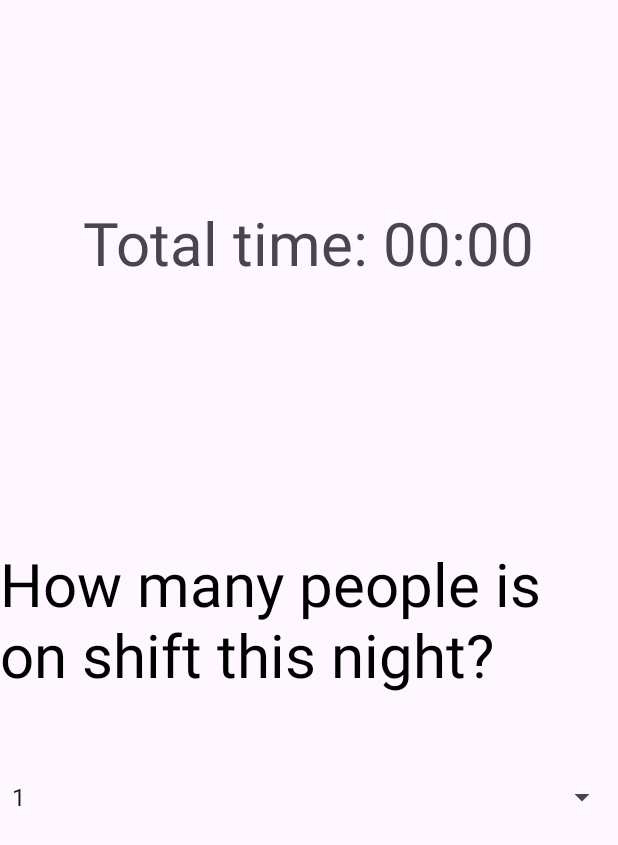
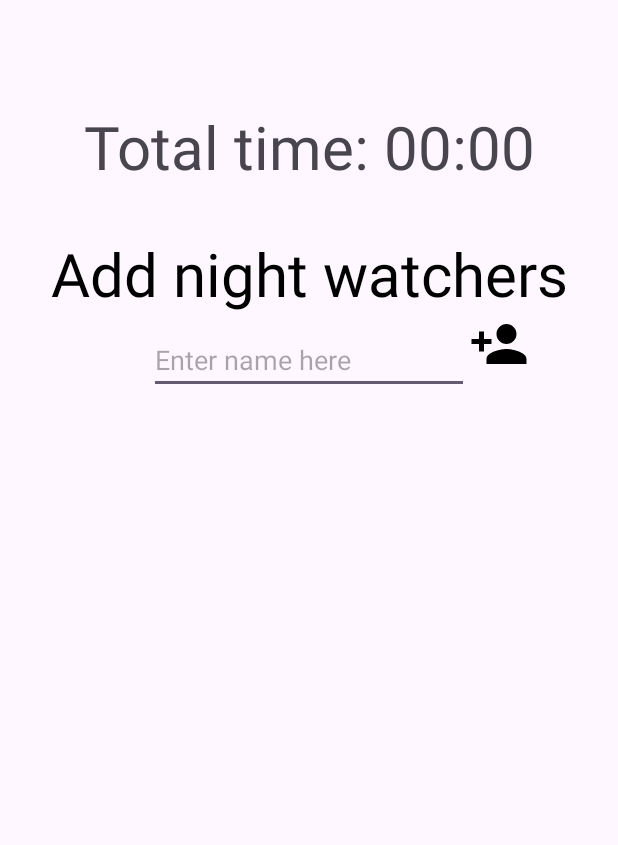
Before and after one commit to W3r7y/Night_Watch, an Android app: the screen it shows after launch (ChoosePeopleActivity), after a tap on an icon or button, on a phone screen of 412 x 824 dp. Shown: the top 845 px of the screen. Run offline under Robolectric (Android 15) with nearby library versions, the phone set to English and light mode, and no system bars.

Commit message:
Adding names to ListView feature

```diff
--- a/app/src/main/java/com/example/myapplication/ChoosePeopleActivity.java
+++ b/app/src/main/java/com/example/myapplication/ChoosePeopleActivity.java
@@ -7,14 +7,25 @@ import android.os.Bundle;
 import android.view.View;
 import android.widget.AdapterView;
 import android.widget.ArrayAdapter;
+import android.widget.EditText;
+import android.widget.ImageView;
+import android.widget.ListView;
 import android.widget.Spinner;
 import android.widget.TextView;
+import android.widget.Toast;
 
 import java.text.ParseException;
 import java.text.SimpleDateFormat;
+import java.util.ArrayList;
 import java.util.Date;
 
 public class ChoosePeopleActivity extends AppCompatActivity {
+
+    ListView listView;
+    ArrayList<String> names;
+    ArrayAdapter<String> adapter;
+    EditText input;
+    ImageView add;
 
     @Override
     protected void onCreate(Bundle savedInstanceState) {
@@ -28,6 +39,33 @@ public class ChoosePeopleActivity extends AppCompatActivity {
         TextView textView = (TextView) findViewById(R.id.time_difference_tv);
         textView.setText("Total time: " + calculateDifferenceBetweenTime(time1, time2));
 
+        listView = findViewById(R.id.list_view);
+        input = findViewById(R.id.input);
+        add = findViewById(R.id.add);
+
+        names = new ArrayList<>();
+        adapter = new ArrayAdapter<>(getApplicationContext(), android.R.layout.simple_list_item_1, names);
+        listView.setAdapter(adapter);
+
+
+
+        add.setOnClickListener(new View.OnClickListener() {
+            @Override
+            public void onClick(View v) {
+                String text = input.getText().toString();
+                if(text == null || text.length() == 0){
+                    makeToast("Enter a Name");
+                }
+                else{
+                    addName(text);
+                    input.setText("");
+                    makeToast("Added: " + text);
+                }
+            }
+        });
+
+
+        /*
         //TODO: custom style for spinner
         Spinner spinner =(Spinner) findViewById(R.id.spinner);
         Integer[] items = new Integer[]{1,2,3,4,5,6,7,8,9,10,11,12,13,14,15,16,17,18,19,20,21,22,23,24,25,26,27,28,29,100};
@@ -47,8 +85,21 @@ public class ChoosePeopleActivity extends AppCompatActivity {
                 // make a joke
             }
         });
+         */
     }
 
+    public void addName(String name){
+        names.add(name);
+        listView.setAdapter(adapter);
+    }
+    Toast t;
+    private void makeToast(String s){
+        if (t != null) {
+            t.cancel();
+        }
+        t = Toast.makeText(getApplicationContext(), s, Toast.LENGTH_SHORT);
+        t.show();
+    }
 
     public String calculateDifferenceBetweenTime(String t1, String t2){
         SimpleDateFormat format = new SimpleDateFormat("HH:mm");
--- /dev/null
+++ b/app/src/main/res/drawable/add_person.xml
@@ -0,0 +1,5 @@
+<vector android:height="24dp" android:tint="#000000"
+    android:viewportHeight="24" android:viewportWidth="24"
+    android:width="24dp" xmlns:android="http://schemas.android.com/apk/res/android">
+    <path android:fillColor="@android:color/white" android:pathData="M15,12c2.21,0 4,-1.79 4,-4s-1.79,-4 -4,-4 -4,1.79 -4,4 1.79,4 4,4zM6,10L6,7L4,7v3L1,10v2h3v3h2v-3h3v-2L6,10zM15,14c-2.67,0 -8,1.34 -8,4v2h16v-2c0,-2.66 -5.33,-4 -8,-4z"/>
+</vector>
--- a/app/src/main/res/layout/choose_people_activity.xml
+++ b/app/src/main/res/layout/choose_people_activity.xml
@@ -7,41 +7,64 @@
     android:layout_gravity="center"
     tools:context=".ChoosePeopleActivity">
 
+    <TextView
+        android:id="@+id/time_difference_tv"
+        android:layout_width="match_parent"
+        android:layout_height="wrap_content"
+        android:textSize="40sp"
+        android:gravity="center"
+        app:layout_constraintBottom_toBottomOf="parent"
+        app:layout_constraintEnd_toEndOf="parent"
+        app:layout_constraintHorizontal_bias="0.484"
+        app:layout_constraintStart_toStartOf="parent"
+        app:layout_constraintTop_toTopOf="parent"
+        app:layout_constraintVertical_bias="0.092" />
+
 
     <TextView
         android:id="@+id/choose_people_tv"
         android:layout_width="wrap_content"
         android:layout_height="wrap_content"
-        android:text="How many people is on shift this night?"
+        android:text="Add night watchers"
         android:textColor="@color/black"
         android:textSize="40sp"
+        android:gravity="center"
         app:layout_constraintBottom_toBottomOf="parent"
         app:layout_constraintEnd_toEndOf="parent"
         app:layout_constraintStart_toStartOf="parent"
         app:layout_constraintTop_toBottomOf="@+id/time_difference_tv"
-        app:layout_constraintVertical_bias="0.325" />
+        app:layout_constraintVertical_bias="0.048" />
 
-    <TextView
-        android:id="@+id/time_difference_tv"
+
+    <EditText
+        android:id="@+id/input"
         android:layout_width="wrap_content"
         android:layout_height="wrap_content"
-        android:textSize="40sp"
-        app:layout_constraintBottom_toBottomOf="parent"
+        android:layout_centerInParent="true"
+        android:layout_centerHorizontal="true"
+        android:layout_centerVertical="true"
+        android:layout_marginTop="8dp"
+        android:ems="10"
+        android:hint="Enter name here"
         app:layout_constraintEnd_toEndOf="parent"
         app:layout_constraintStart_toStartOf="parent"
-        app:layout_constraintTop_toTopOf="parent"
-        app:layout_constraintVertical_bias="0.175" />
+        app:layout_constraintTop_toBottomOf="@+id/choose_people_tv" />
 
-    <Spinner
-        android:id="@+id/spinner"
-        android:layout_width="fill_parent"
-        android:layout_height="wrap_content"
-        android:gravity="center"
-        android:scrollbarSize="@dimen/big_font"
-        app:layout_constraintBottom_toBottomOf="parent"
-        app:layout_constraintEnd_toEndOf="parent"
-        app:layout_constraintHorizontal_bias="0.0"
-        app:layout_constraintStart_toStartOf="parent"
+    <ImageView
+        android:id="@+id/add"
+        android:layout_width="40sp"
+        android:layout_height="40sp"
+        android:layout_centerVertical="true"
+        android:src="@drawable/add_person"
         app:layout_constraintTop_toBottomOf="@+id/choose_people_tv"
-        app:layout_constraintVertical_bias="0.167" />
+        app:layout_constraintLeft_toRightOf="@+id/input"/>
+
+    <ListView
+        android:id="@+id/list_view"
+        android:layout_width="557dp"
+        android:layout_height="466dp"
+        app:layout_constraintTop_toBottomOf="@id/input"/>
+
+
+
 </androidx.constraintlayout.widget.ConstraintLayout>
```
